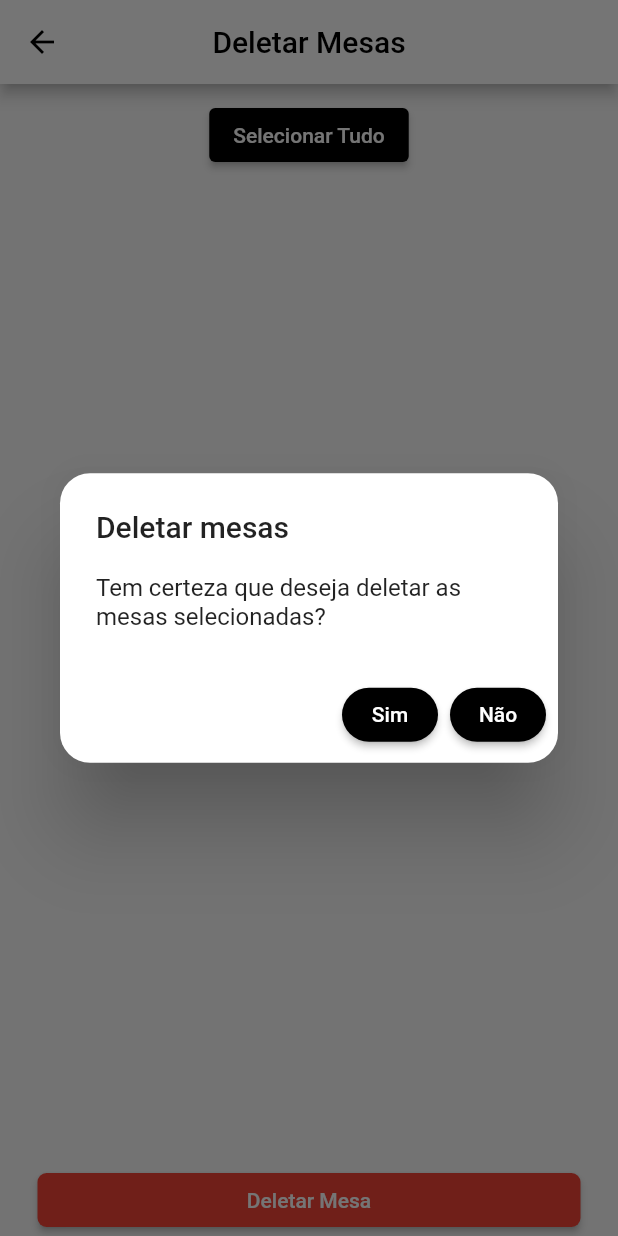
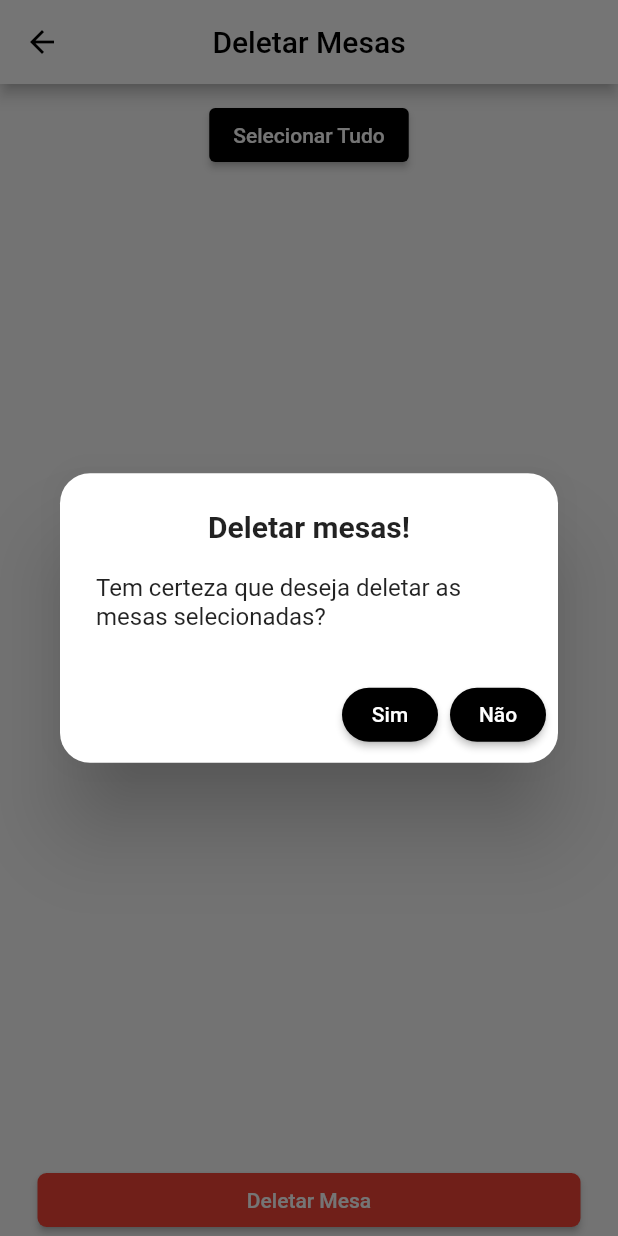
Before and after one commit to Vanderson159/comandaapp, a Flutter app: the DeleteMesasView screen opened by its route, after a tap on "Deletar Mesa", on a phone screen of 412 x 824 dp. Run offline on Flutter 3.47's test engine with Material 2 defaults, Android fonts, the phone set to English and light mode, and no system bars; our stand-ins replace flutter_speed_dial, get, get_storage, timezone; accounts and stored records are empty; statements that could not run were skipped.

Commit message:
alteracao no dialog de deletar mesas

```diff
--- a/lib/modules/mesas/deleteMesas/deleteMesas_view.dart
+++ b/lib/modules/mesas/deleteMesas/deleteMesas_view.dart
@@ -76,8 +76,8 @@ class DeleteMesasView extends GetView<DeleteMesasController>{
                             Radius.circular(20),
                           ),
                         ),
-                        title: const Text('Deletar mesas'),
-                        content: const Text('Tem certeza que deseja deletar as mesas selecionadas?'),
+                        title: const Text('Deletar mesas!', textAlign: TextAlign.center, style: TextStyle(fontWeight: FontWeight.bold, fontSize: 20),),
+                        content: const Text('Tem certeza que deseja deletar as mesas selecionadas?', style: TextStyle(fontSize: 16),),
                         actions: [
                           ElevatedButton(
                             style: ButtonStyle(
```
